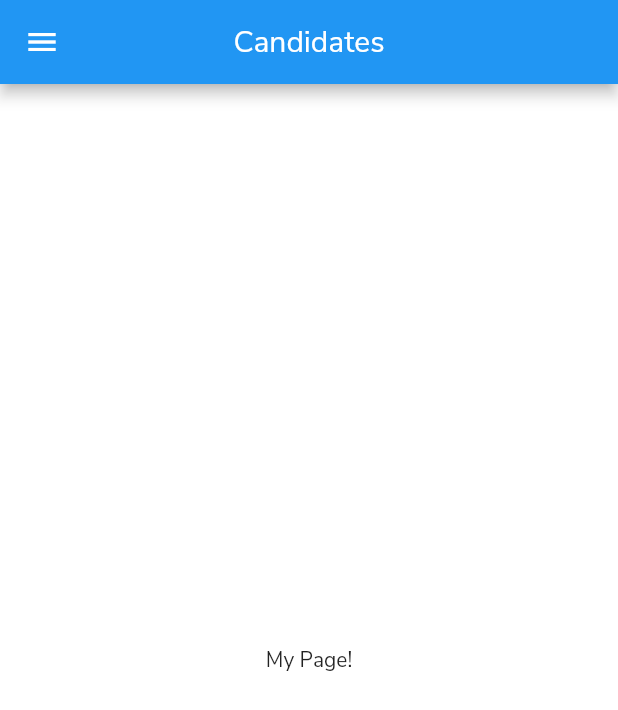
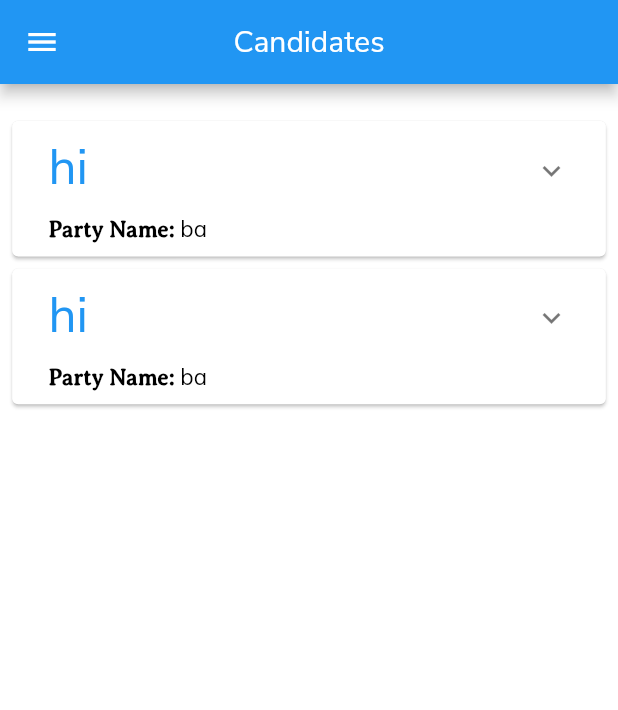
Before and after one commit to saarthak08/eVoting-dApp, a Flutter app: the HomePage screen opened by its route, on a phone screen of 412 x 824 dp. Shown: the top 710 px of the screen. Run offline on Flutter 3.47's test engine with Material 2 defaults, Android fonts, the light colour scheme and no system bars; our stand-ins replace flutter_custom_clippers, fluttertoast, shared_preferences; accounts and stored records are empty.

Commit message:
feat: add Candidate UI

```diff
--- /dev/null
+++ b/Flutter-Frontend/lib/src/models/candidate.dart
@@ -0,0 +1,49 @@
+import 'package:evoting/src/models/user.dart';
+
+class Candidate {
+  String _name = "";
+  String _id = "";
+  String _votes = "";
+  String _partyName = "";
+  String _manifesto = "";
+  User _user = User.empty();
+
+  get name => this._name;
+
+  set name(value) => this._name = value;
+
+  get id => this._id;
+
+  set id(value) => this._id = value;
+
+  get votes => this._votes;
+
+  set votes(value) => this._votes = value;
+
+  get partyName => this._partyName;
+
+  set partyName(value) => this._partyName = value;
+
+  get manifesto => this._manifesto;
+
+  set manifesto(value) => this._manifesto = value;
+
+  get user => this._user;
+
+  set user(value) => this._user = value;
+
+  Candidate.empty();
+
+  Candidate.fromJSON(Map<String, dynamic> map) {
+    try {
+      this._id = map["id"];
+      this._partyName = map["partyName"];
+      this._name = map["name"];
+      this._manifesto = map["manifesto"];
+      this._votes = map["votes"];
+      this._user = User.fromJSON(map["user"]);
+    } catch (err) {
+      print("Error in parsing JSON to Candidate Object: " + err.toString());
+    }
+  }
+}
--- /dev/null
+++ b/Flutter-Frontend/lib/src/pages/candidates_page.dart
@@ -0,0 +1,54 @@
+import 'package:evoting/src/models/candidate.dart';
+import 'package:evoting/src/providers/user_provider.dart';
+import 'package:evoting/src/utils/dimensions.dart';
+import 'package:evoting/src/widgets/candidate_list_view_item.dart';
+import 'package:flutter/material.dart';
+import 'package:provider/provider.dart';
+
+class CandidatesPage extends StatefulWidget {
+  @override
+  State<StatefulWidget> createState() {
+    return new _CandidatesPageState();
+  }
+}
+
+class _CandidatesPageState extends State<CandidatesPage> {
+  UserProvider? userProvider;
+  late double viewportHeight;
+  late double viewportWidth;
+  final GlobalKey<RefreshIndicatorState> refreshIndicatorKey =
+      GlobalKey<RefreshIndicatorState>();
+
+  final Candidate candidate = Candidate.empty();
+  _CandidatesPageState() {
+    candidate.name = "hi";
+    candidate.partyName = "ba";
+    candidate.manifesto =
+        "fjsdlkfajsdfkfdjsfkl;sdjfklsajdlfkjsdklfjsd;klfjsdlak;fjklsdjf;klsadjfkl;dsajfklasdjflk;sadjflk;sdjkl;fjsdlkfjdsklfjskld;jfkls;adjflksdjflksdajfklsadjflksdjfklsjdfkl;jsdlk;fjsdkl;fjksladjfaksldjf;";
+  }
+
+  @override
+  Widget build(BuildContext context) {
+    viewportHeight = getViewportHeight(context);
+    viewportWidth = getViewportWidth(context);
+    userProvider = Provider.of<UserProvider>(context);
+    return RefreshIndicator(
+        key: refreshIndicatorKey,
+        onRefresh: () async {
+          //await getAppointmentsList();
+        },
+        child: Container(
+            alignment: Alignment.center,
+            padding: EdgeInsets.symmetric(
+                vertical: viewportHeight * 0.025,
+                horizontal: viewportWidth * 0.01),
+            child: ListView.builder(
+                itemCount: 2,
+                addAutomaticKeepAlives: true,
+                itemBuilder: (BuildContext context, int index) {
+                  return CandidateListViewItem(
+                    candidate: candidate,
+                  );
+                })));
+  }
+}
--- /dev/null
+++ b/Flutter-Frontend/lib/src/pages/election_status_page.dart
@@ -0,0 +1,15 @@
+import 'package:flutter/material.dart';
+
+class ElectionStatusPage extends StatefulWidget {
+  @override
+  State<StatefulWidget> createState() {
+    return new _ElectionStatusPageState();
+  }
+}
+
+class _ElectionStatusPageState extends State<ElectionStatusPage> {
+  @override
+  Widget build(BuildContext context) {
+    return Text('Bye');
+  }
+}
--- a/Flutter-Frontend/lib/src/pages/home_page.dart
+++ b/Flutter-Frontend/lib/src/pages/home_page.dart
@@ -1,6 +1,8 @@
 import 'dart:convert';
 
 import 'package:evoting/src/models/user.dart';
+import 'package:evoting/src/pages/candidates_page.dart';
+import 'package:evoting/src/pages/election_status_page.dart';
 import 'package:evoting/src/providers/user_provider.dart';
 import 'package:evoting/src/utils/app_utils.dart';
 import 'package:evoting/src/utils/dimensions.dart';
@@ -39,6 +41,7 @@ class _HomePageState extends State<HomePage> {
     userProvider = Provider.of<UserProvider>(context);
     return Scaffold(
       appBar: AppBar(
+        brightness: Brightness.dark,
         title: Text(selectedIndex == 0
             ? 'Candidates'
             : selectedIndex == 1
@@ -46,7 +49,7 @@ class _HomePageState extends State<HomePage> {
                 : ''),
         centerTitle: true,
       ),
-      body: Center(child: Text('My Page!')),
+      body: getBody(),
       drawer: Drawer(
         child: ListView(
           padding: EdgeInsets.zero,
@@ -160,4 +163,15 @@ class _HomePageState extends State<HomePage> {
       ),
     );
   }
+
+  Widget getBody() {
+    switch (selectedIndex) {
+      case 0:
+        return CandidatesPage();
+      case 1:
+        return ElectionStatusPage();
+      default:
+        return Container();
+    }
+  }
 }
--- /dev/null
+++ b/Flutter-Frontend/lib/src/widgets/candidate_list_view_item.dart
@@ -0,0 +1,118 @@
+import 'package:evoting/src/models/candidate.dart';
+import 'package:evoting/src/providers/user_provider.dart';
+import 'package:evoting/src/utils/dimensions.dart';
+import 'package:flutter/material.dart';
+import 'package:provider/provider.dart';
+
+class CandidateListViewItem extends StatefulWidget {
+  final Candidate candidate;
+
+  const CandidateListViewItem({Key? key, required this.candidate})
+      : super(key: key);
+
+  @override
+  State<StatefulWidget> createState() {
+    return new _CandidateListViewItemState(candidate);
+  }
+}
+
+class _CandidateListViewItemState extends State<CandidateListViewItem> {
+  final Candidate candidate;
+  UserProvider? userProvider;
+
+  _CandidateListViewItemState(this.candidate);
+
+  @override
+  Widget build(BuildContext context) {
+    userProvider = Provider.of<UserProvider>(context);
+
+    return Card(
+        child: Padding(
+      padding: EdgeInsets.symmetric(
+          horizontal: getViewportHeight(context) * 0.01,
+          vertical: getViewportWidth(context) * 0.01),
+      child: ExpansionTile(
+        title: Column(crossAxisAlignment: CrossAxisAlignment.start, children: [
+          Text(
+            candidate.name,
+            style: TextStyle(
+                fontSize: getViewportHeight(context) * 0.04,
+                color: Colors.blue),
+          ),
+          SizedBox(
+            height: getViewportHeight(context) * 0.01,
+          ),
+          RichText(
+              text: TextSpan(
+                  text: "Party Name: ",
+                  style: TextStyle(
+                      color: Colors.black,
+                      fontFamily: "Averia Serif Libre",
+                      fontSize: getViewportHeight(context) * 0.018,
+                      fontWeight: FontWeight.bold),
+                  children: [
+                TextSpan(
+                  text: candidate.partyName,
+                  style: TextStyle(
+                      color: Colors.black,
+                      fontFamily: "Mulish",
+                      fontSize: getViewportHeight(context) * 0.018,
+                      fontWeight: FontWeight.normal),
+                )
+              ])),
+        ]),
+        childrenPadding: EdgeInsets.symmetric(
+          vertical: getViewportHeight(context) * 0.02,
+          horizontal: getViewportHeight(context) * 0.02,
+        ),
+        expandedCrossAxisAlignment: CrossAxisAlignment.start,
+        expandedAlignment: Alignment.topLeft,
+        children: [
+          RichText(
+              text: TextSpan(
+                  text: "Manifesto: ",
+                  style: TextStyle(
+                      color: Colors.black,
+                      fontFamily: "Averia Serif Libre",
+                      fontSize: getViewportHeight(context) * 0.018,
+                      fontWeight: FontWeight.bold),
+                  children: [
+                TextSpan(
+                  text: candidate.manifesto,
+                  style: TextStyle(
+                      color: Colors.black,
+                      fontFamily: "Mulish",
+                      fontSize: getViewportHeight(context) * 0.018,
+                      fontWeight: FontWeight.normal),
+                )
+              ])),
+          SizedBox(
+            height: getViewportHeight(context) * 0.02,
+          ),
+          userProvider?.user.isVoter
+              ? Align(
+                  alignment: Alignment.center,
+                  child: ElevatedButton(
+                    onPressed: () {},
+                    style: ButtonStyle(
+                        shape: MaterialStateProperty.all(
+                          RoundedRectangleBorder(
+                              borderRadius: BorderRadius.circular(40.0)),
+                        ),
+                        backgroundColor:
+                            MaterialStateProperty.all(Colors.blue)),
+                    child: Container(
+                        height: getViewportHeight(context) * 0.05,
+                        width: getViewportWidth(context) * 0.2,
+                        alignment: Alignment.center,
+                        child: Text("Vote",
+                            style: TextStyle(
+                                color: Colors.white,
+                                fontFamily: "Averia Serif Libre"))),
+                  ))
+              : Container()
+        ],
+      ),
+    ));
+  }
+}
```
Also changed, not shown: Flutter-Frontend/lib/src/widgets/candidates.dart (deleted), Flutter-Frontend/lib/src/widgets/election_status.dart (deleted).
